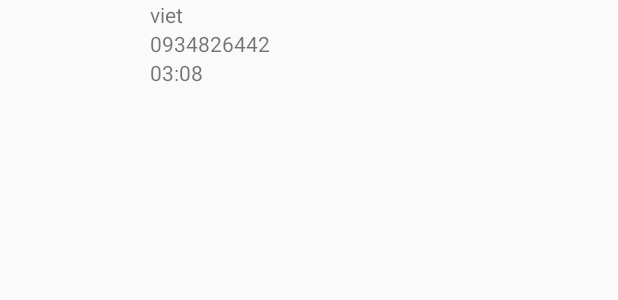
After one commit to vanviet26/duanmot, an Android app: the layout item_list_datsan.xml on its own in the app's theme, with its tools: preview values and no code run, on a phone screen of 412 x 824 dp. The commit adds this screen. Shown: the top 300 px of the screen. Run offline under Robolectric (Android 15) with nearby library versions, the light colour scheme and no system bars.

Commit message:
Update Mới

```diff
--- /dev/null
+++ b/app/src/main/res/layout/item_list_datsan.xml
@@ -0,0 +1,42 @@
+<?xml version="1.0" encoding="utf-8"?>
+<LinearLayout xmlns:android="http://schemas.android.com/apk/res/android"
+    android:layout_width="match_parent"
+    android:layout_height="match_parent"
+    android:orientation="horizontal">
+
+    <ImageView
+        android:id="@+id/image_item_datsan"
+        android:layout_width="100dp"
+        android:layout_height="100dp" />
+
+    <LinearLayout
+        android:layout_width="wrap_content"
+        android:layout_height="wrap_content"
+        android:orientation="vertical">
+
+        <TextView
+            android:text="viet"
+            android:id="@+id/textview_item_datsan_ten"
+            android:layout_width="wrap_content"
+            android:layout_height="wrap_content" />
+
+        <TextView
+            android:text="0934826442"
+            android:id="@+id/textview_item_datsan_sdt"
+            android:layout_width="wrap_content"
+            android:layout_height="wrap_content" />
+
+        <LinearLayout
+            android:layout_width="wrap_content"
+            android:layout_height="wrap_content"
+            android:orientation="vertical">
+
+            <TextView
+                android:text="03:08"
+                android:id="@+id/textview_item_datsan_giovao"
+                android:layout_width="wrap_content"
+                android:layout_height="wrap_content" />
+        </LinearLayout>
+    </LinearLayout>
+
+</LinearLayout>
```
Also changed, not shown: app/src/main/java/com/example/duanmot/dao/DaoDatSanBong.java (+20 -13 lines), app/src/main/java/com/example/duanmot/dao/DaoThemSanBong.java (+12 -3 lines), app/src/main/java/com/example/duanmot/themactivity/ThemDatSanActivity.java (+26 -23 lines), app/src/main/java/com/example/duanmot/themactivity/ThemSanActivity.java (+23 -19 lines).
